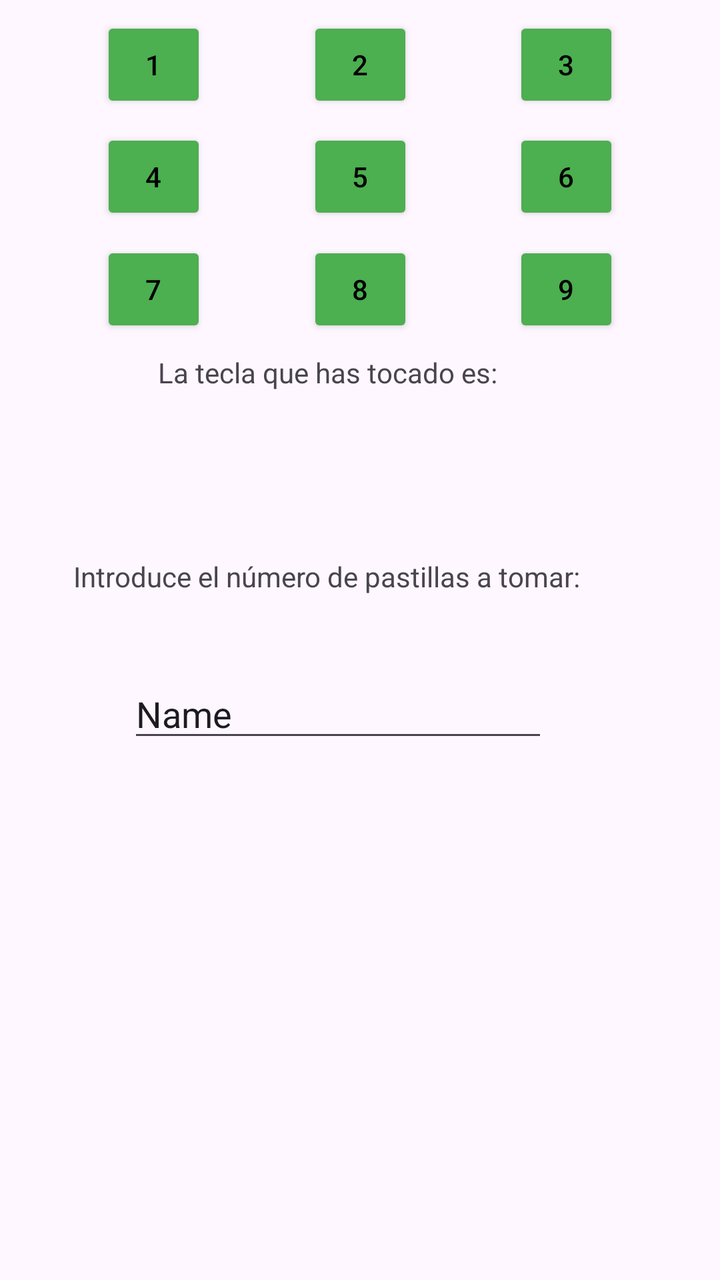
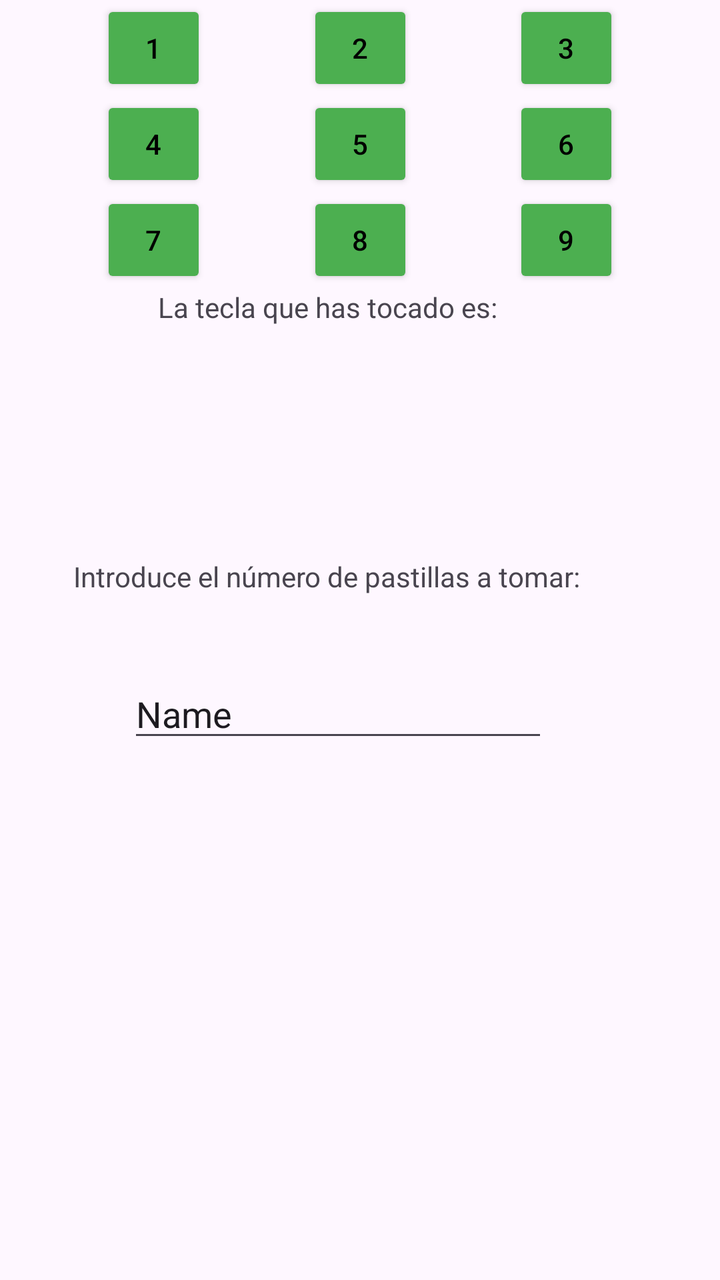

Two renders of the same Android screen: before a commit and after it. Below are the layout's source before the change and the commit's diff.
<!-- AndroidManifest.xml: application theme Theme.ElPastillero -->
<!-- res/layout/activity3.xml -->
<?xml version="1.0" encoding="utf-8"?>
<androidx.constraintlayout.widget.ConstraintLayout xmlns:android="http://schemas.android.com/apk/res/android"
    xmlns:app="http://schemas.android.com/apk/res-auto"
    xmlns:tools="http://schemas.android.com/tools"
    android:id="@+id/main"
    android:layout_width="match_parent"
    android:layout_height="match_parent"
    tools:context=".Activity_3">


    <TextView
        android:id="@+id/textotecla"
        android:layout_width="202dp"
        android:layout_height="27dp"
        android:layout_marginBottom="28dp"
        app:layout_constraintBottom_toTopOf="@+id/textView"
        app:layout_constraintEnd_toEndOf="parent"
        app:layout_constraintHorizontal_bias="0.411"
        app:layout_constraintStart_toStartOf="parent" />

    <Button
        android:id="@+id/btn3"
        android:layout_width="53dp"
        android:layout_height="48dp"
        android:backgroundTint="#4CAF50"
        android:gravity="center"
        android:padding="10dp"
        android:text="@string/_3"
        android:textColor="@color/black"
        android:textSize="14sp"
        app:layout_constraintBottom_toTopOf="@+id/btn6"
        app:layout_constraintEnd_toEndOf="parent"
        app:layout_constraintStart_toEndOf="@+id/btn2"
        app:layout_constraintTop_toTopOf="parent" />

    <Button
        android:id="@+id/btn1"
        android:layout_width="53dp"
        android:layout_height="48dp"
        android:backgroundTint="#4CAF50"
        android:gravity="center"
        android:padding="10dp"
        android:text="@string/_1"
        android:textColor="@color/black"
        android:textSize="14sp"
        app:layout_constraintBottom_toTopOf="@+id/btn4"
        app:layout_constraintEnd_toStartOf="@+id/btn2"
        app:layout_constraintStart_toStartOf="parent"
        app:layout_constraintTop_toTopOf="parent"/>

    <Button
        android:id="@+id/btn2"
        android:layout_width="53dp"
        android:layout_height="48dp"
        android:backgroundTint="#4CAF50"
        android:gravity="center"
        android:padding="10dp"
        android:text="@string/_2"
        android:textColor="@color/black"
        android:textSize="14sp"
        app:layout_constraintBottom_toTopOf="@+id/btn5"
        app:layout_constraintEnd_toStartOf="@+id/btn3"
        app:layout_constraintStart_toEndOf="@+id/btn1"
        app:layout_constraintTop_toTopOf="parent"
        />


    <Button
        android:id="@+id/btn4"
        android:layout_width="53dp"
        android:layout_height="48dp"
        android:backgroundTint="#4CAF50"
        android:gravity="center"
        android:padding="10dp"
        android:text="@string/_4"
        android:textColor="@color/black"

        android:textSize="14sp"
        app:layout_constraintStart_toStartOf="parent"
        app:layout_constraintTop_toBottomOf="@id/btn1"
        app:layout_constraintEnd_toStartOf="@id/btn5"
        app:layout_constraintBottom_toTopOf="@id/btn7"
        tools:layout_editor_absoluteY="101dp" />

    <Button
        android:id="@+id/btn5"
        android:layout_width="53dp"
        android:layout_height="48dp"
        android:backgroundTint="#4CAF50"
        android:gravity="center"
        android:padding="10dp"
        android:text="@string/_5"
        android:textColor="@color/black"
        android:textSize="14sp"
        app:layout_constraintBottom_toTopOf="@+id/btn8"
        app:layout_constraintStart_toEndOf="@id/btn4"
        app:layout_constraintEnd_toStartOf="@id/btn6"
        app:layout_constraintTop_toBottomOf="@id/btn2"
        tools:layout_editor_absoluteX="95dp" />

    <Button
        android:id="@+id/btn6"
        android:layout_width="53dp"
        android:layout_height="48dp"
        android:backgroundTint="#4CAF50"
        android:gravity="center"
        android:padding="10dp"
        android:text="@string/ç"
        android:textColor="@color/black"
        android:textSize="14sp"
        app:layout_constraintBottom_toTopOf="@+id/btn9"
        app:layout_constraintEnd_toEndOf="parent"
        app:layout_constraintStart_toEndOf="@+id/btn5"
        app:layout_constraintTop_toBottomOf="@id/btn3"/>

    <Button
        android:id="@+id/btn7"
        android:layout_width="53dp"
        android:layout_height="48dp"
        android:backgroundTint="#4CAF50"
        android:gravity="center"
        android:padding="10dp"
        android:text="@string/_7"
        android:textColor="@color/black"
        android:textSize="14sp"
        app:layout_constraintEnd_toStartOf="@+id/btn8"
        app:layout_constraintTop_toBottomOf="@id/btn4"
        app:layout_constraintBottom_toTopOf="@id/textView3"
        app:layout_constraintStart_toStartOf="parent"/>

    <Button
        android:id="@+id/btn8"
        android:layout_width="53dp"
        android:layout_height="48dp"
        android:backgroundTint="#4CAF50"
        android:gravity="center"
        android:padding="10dp"
        android:text="@string/_8"
        android:textColor="@color/black"
        android:textSize="14sp"
        app:layout_constraintTop_toBottomOf="@id/btn5"
        app:layout_constraintBottom_toTopOf="@id/textView3"
        app:layout_constraintStart_toEndOf="@id/btn7"
        app:layout_constraintEnd_toStartOf="@id/btn9"
        />

    <Button
        android:id="@+id/btn9"
        android:layout_width="53dp"
        android:layout_height="48dp"
        android:backgroundTint="#4CAF50"
        android:gravity="center"
        android:padding="10dp"
        android:text="@string/_9"
        android:textColor="@color/black"
        android:textSize="14sp"
        app:layout_constraintTop_toBottomOf="@id/btn6"
        app:layout_constraintBottom_toTopOf="@id/textView3"
        app:layout_constraintStart_toEndOf="@id/btn8"
        app:layout_constraintEnd_toEndOf="parent"/>

    <TextView
        android:id="@+id/textView3"
        android:layout_width="202dp"
        android:layout_height="27dp"
        android:layout_marginBottom="20dp"
        android:text="La tecla que has tocado es: "
        app:layout_constraintBottom_toTopOf="@+id/textotecla"
        app:layout_constraintEnd_toEndOf="parent"
        app:layout_constraintStart_toStartOf="parent"
        tools:ignore="TextSizeCheck" />

    <TextView
        android:id="@+id/textView"
        android:layout_width="287dp"
        android:layout_height="28dp"
        android:layout_marginBottom="28dp"
        android:text="Introduce el número de pastillas a tomar: "
        app:layout_constraintBottom_toTopOf="@+id/nPastillas"
        app:layout_constraintEnd_toEndOf="parent"
        app:layout_constraintStart_toStartOf="parent"
        tools:ignore="TextSizeCheck" />

    <EditText
        android:id="@+id/nPastillas"
        android:layout_width="wrap_content"
        android:layout_height="wrap_content"
        android:layout_marginBottom="264dp"
        android:ems="10"
        android:inputType="text"
        android:text="Name"
        app:layout_constraintBottom_toBottomOf="parent"
        app:layout_constraintEnd_toEndOf="parent"
        app:layout_constraintHorizontal_bias="0.427"
        app:layout_constraintStart_toStartOf="parent" />

</androidx.constraintlayout.widget.ConstraintLayout>
<!-- resources referenced by this layout -->
<resources>
  <color name="black">#FF000000</color>
  <string name="_1">1</string>
  <string name="_2">2</string>
  <string name="_3">3</string>
  <string name="_4">4</string>
  <string name="_5">5</string>
  <string name="_7">7</string>
  <string name="_8">8</string>
  <string name="_9">9</string>
  <style name="Theme.ElPastillero" parent="Base.Theme.ElPastillero" />
  <style name="Base.Theme.ElPastillero" parent="Theme.Material3.DayNight.NoActionBar">
          
          
      </style>
</resources>

<!-- the commit's change to res/layout/activity3.xml (unified diff, before → after) -->
@@ -7,16 +7,6 @@
     android:layout_height="match_parent"
     tools:context=".Activity_3">
 
-
-    <TextView
-        android:id="@+id/textotecla"
-        android:layout_width="202dp"
-        android:layout_height="27dp"
-        android:layout_marginBottom="28dp"
-        app:layout_constraintBottom_toTopOf="@+id/textView"
-        app:layout_constraintEnd_toEndOf="parent"
-        app:layout_constraintHorizontal_bias="0.411"
-        app:layout_constraintStart_toStartOf="parent" />
 
     <Button
         android:id="@+id/btn3"
@@ -163,11 +153,10 @@
         android:id="@+id/textView3"
         android:layout_width="202dp"
         android:layout_height="27dp"
-        android:layout_marginBottom="20dp"
         android:text="La tecla que has tocado es: "
-        app:layout_constraintBottom_toTopOf="@+id/textotecla"
         app:layout_constraintEnd_toEndOf="parent"
         app:layout_constraintStart_toStartOf="parent"
+        app:layout_constraintTop_toBottomOf="@id/btn8"
         tools:ignore="TextSizeCheck" />
 
     <TextView
